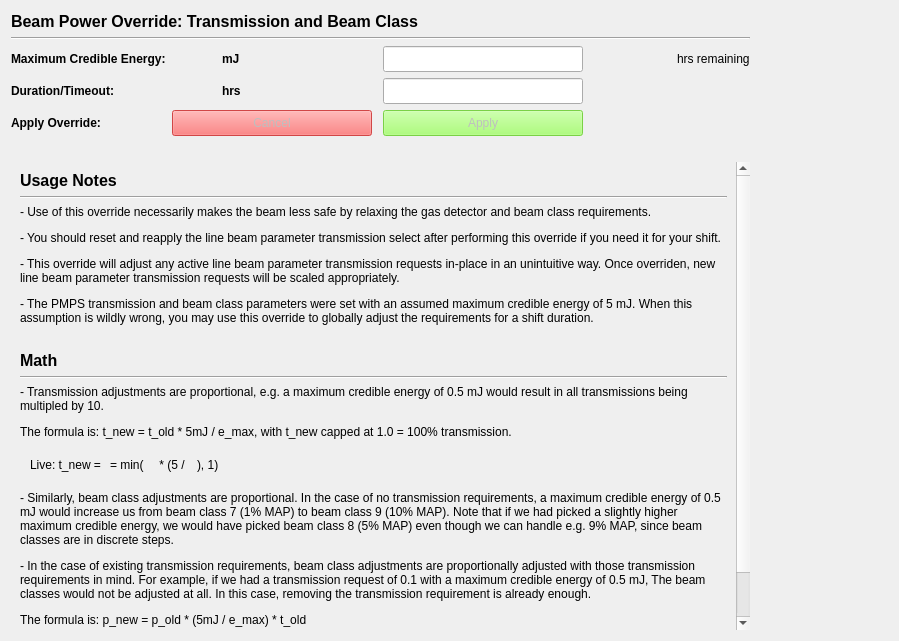
pcdshub/pmps-ui, file pmpsui/ui/trans_override.ui: the form before one commit.
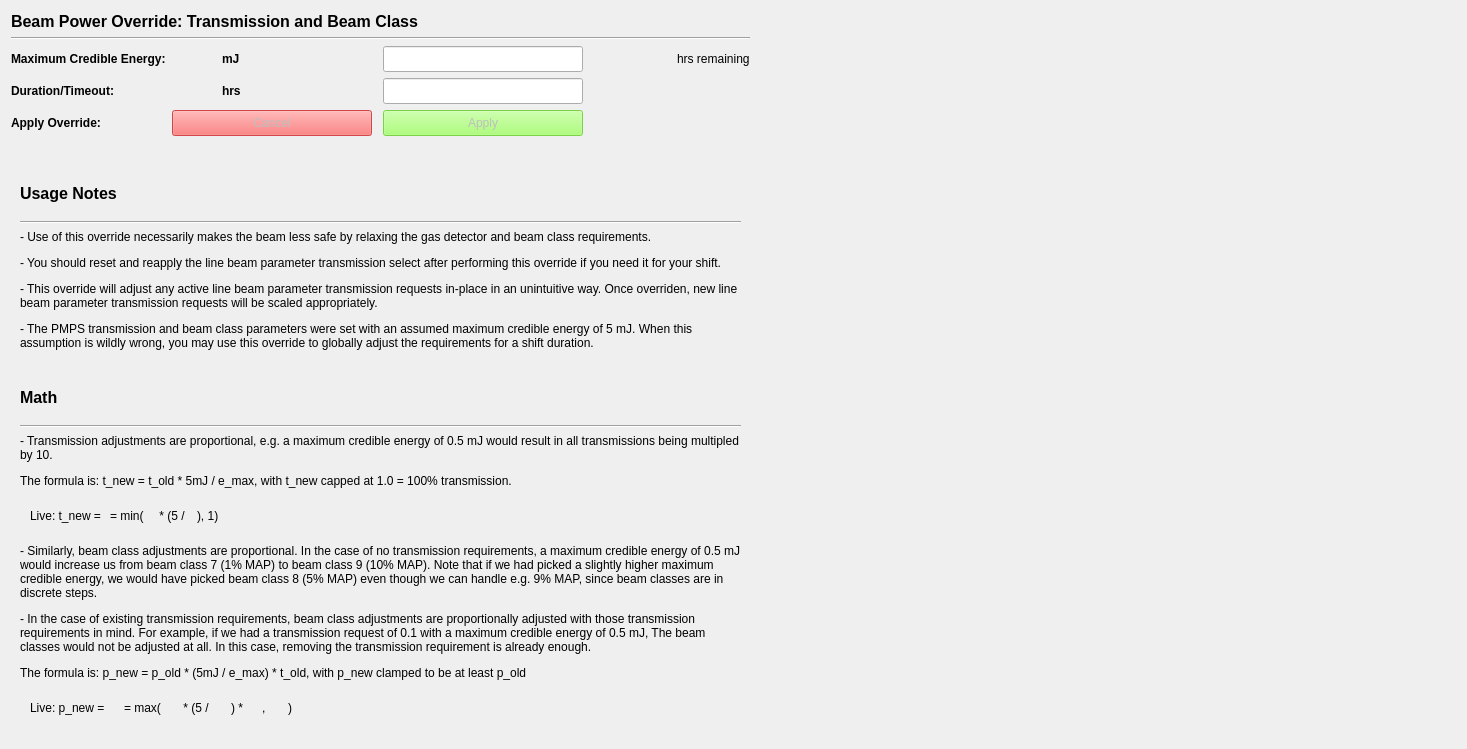
The form after the commit. Custom widgets are drawn as their Qt base class.

Commit message: ENH: more updates for minimum bc clamp

Patch:
```diff
--- a/pmpsui/ui/trans_override.ui
+++ b/pmpsui/ui/trans_override.ui
@@ -6,8 +6,8 @@
    <rect>
     <x>0</x>
     <y>0</y>
-    <width>899</width>
-    <height>641</height>
+    <width>1467</width>
+    <height>749</height>
    </rect>
   </property>
   <property name="windowTitle">
@@ -98,6 +98,9 @@
      <property name="orientation">
       <enum>Qt::Horizontal</enum>
      </property>
+     <property name="sizeType">
+      <enum>QSizePolicy::Expanding</enum>
+     </property>
      <property name="sizeHint" stdset="0">
       <size>
        <width>40</width>
@@ -560,8 +563,8 @@
        <rect>
         <x>0</x>
         <y>0</y>
-        <width>1097</width>
-        <height>507</height>
+        <width>1362</width>
+        <height>570</height>
        </rect>
       </property>
       <layout class="QVBoxLayout" name="verticalLayout">
@@ -826,7 +829,7 @@
        <item>
         <widget class="QLabel" name="label_3">
          <property name="text">
-          <string>&lt;html&gt;&lt;head/&gt;&lt;body&gt;&lt;p&gt;- Similarly, beam class adjustments are proportional. In the case of no transmission requirements, a maximum credible energy of 0.5 mJ would increase us from beam class 7 (1% MAP) to beam class 9 (10% MAP). Note that if we had picked a slightly higher maximum credible energy, we would have picked beam class 8 (5% MAP) even though we can handle e.g. 9% MAP, since beam classes are in discrete steps.&lt;/p&gt;&lt;p&gt;- In the case of existing transmission requirements, beam class adjustments are proportionally adjusted with those transmission requirements in mind. For example, if we had a transmission request of 0.1 with a maximum credible energy of 0.5 mJ, The beam classes would not be adjusted at all. In this case, removing the transmission requirement is already enough.&lt;/p&gt;&lt;p&gt;The formula is: p_new = p_old * (5mJ / e_max) * t_old&lt;/p&gt;&lt;/body&gt;&lt;/html&gt;</string>
+          <string>&lt;html&gt;&lt;head/&gt;&lt;body&gt;&lt;p&gt;- Similarly, beam class adjustments are proportional. In the case of no transmission requirements, a maximum credible energy of 0.5 mJ would increase us from beam class 7 (1% MAP) to beam class 9 (10% MAP). Note that if we had picked a slightly higher maximum credible energy, we would have picked beam class 8 (5% MAP) even though we can handle e.g. 9% MAP, since beam classes are in discrete steps.&lt;/p&gt;&lt;p&gt;- In the case of existing transmission requirements, beam class adjustments are proportionally adjusted with those transmission requirements in mind. For example, if we had a transmission request of 0.1 with a maximum credible energy of 0.5 mJ, The beam classes would not be adjusted at all. In this case, removing the transmission requirement is already enough.&lt;/p&gt;&lt;p&gt;The formula is: p_new = p_old * (5mJ / e_max) * t_old, with p_new clamped to be at least p_old&lt;/p&gt;&lt;/body&gt;&lt;/html&gt;</string>
          </property>
          <property name="wordWrap">
           <bool>true</bool>
@@ -900,7 +903,7 @@
          <item>
           <widget class="QLabel" name="label_8">
            <property name="text">
-            <string>=</string>
+            <string>= max(</string>
            </property>
           </widget>
          </item>
@@ -1035,6 +1038,63 @@
            </property>
           </widget>
          </item>
+         <item>
+          <widget class="QLabel" name="label_12">
+           <property name="text">
+            <string>, </string>
+           </property>
+          </widget>
+         </item>
+         <item>
+          <widget class="PyDMLabel" name="PyDMLabel_11">
+           <property name="enabled">
+            <bool>false</bool>
+           </property>
+           <property name="maximumSize">
+            <size>
+             <width>200</width>
+             <height>16777215</height>
+            </size>
+           </property>
+           <property name="toolTip">
+            <string/>
+           </property>
+           <property name="precision" stdset="0">
+            <number>2</number>
+           </property>
+           <property name="showUnits" stdset="0">
+            <bool>true</bool>
+           </property>
+           <property name="precisionFromPV" stdset="0">
+            <bool>false</bool>
+           </property>
+           <property name="alarmSensitiveContent" stdset="0">
+            <bool>false</bool>
+           </property>
+           <property name="alarmSensitiveBorder" stdset="0">
+            <bool>true</bool>
+           </property>
+           <property name="PyDMToolTip" stdset="0">
+            <string/>
+           </property>
+           <property name="channel" stdset="0">
+            <string>ca://${line_arbiter_prefix}RequestedPowerMax_RBV</string>
+           </property>
+           <property name="enableRichText" stdset="0">
+            <bool>false</bool>
+           </property>
+           <property name="displayFormat" stdset="0">
+            <enum>PyDMLabel::Exponential</enum>
+           </property>
+          </widget>
+         </item>
+         <item>
+          <widget class="QLabel" name="label_13">
+           <property name="text">
+            <string>)</string>
+           </property>
+          </widget>
+         </item>
          <item>
           <spacer name="horizontalSpacer_7">
            <property name="orientation">
```
Left out of the diff: 2 changed lines with no effect on the pictures. The commit also changes 1 other file.
